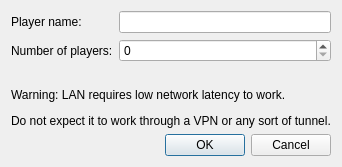
Old version of the form src/frontend/qt_sdl/LANStartHostDialog.ui in the repository melonDS-emu/melonDS.
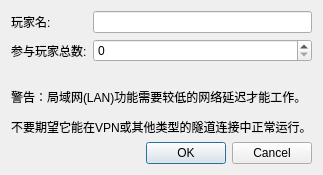
New version of the form.

```diff
--- a/src/frontend/qt_sdl/LANStartHostDialog.ui
+++ b/src/frontend/qt_sdl/LANStartHostDialog.ui
@@ -28,7 +28,7 @@
      <item row="0" column="0">
       <widget class="QLabel" name="label">
        <property name="text">
-        <string>Player name:</string>
+        <string>玩家名:</string>
        </property>
       </widget>
      </item>
@@ -38,7 +38,7 @@
      <item row="1" column="0">
       <widget class="QLabel" name="label_2">
        <property name="text">
-        <string>Number of players:</string>
+        <string>参与玩家总数:</string>
        </property>
       </widget>
      </item>
@@ -48,7 +48,7 @@
      <item row="3" column="0" colspan="2">
       <widget class="QLabel" name="label_3">
        <property name="text">
-        <string>&lt;html&gt;&lt;head/&gt;&lt;body&gt;&lt;p&gt;Warning: LAN requires low network latency to work.&lt;/p&gt;&lt;p&gt;Do not expect it to work through a VPN or any sort of tunnel.&lt;/p&gt;&lt;/body&gt;&lt;/html&gt;</string>
+        <string>&lt;html&gt;&lt;head/&gt;&lt;body&gt;&lt;p&gt;警告：局域网(LAN)功能需要较低的网络延迟才能工作。&lt;/p&gt;&lt;p&gt;不要期望它能在VPN或其他类型的隧道连接中正常运行。&lt;/p&gt;&lt;/body&gt;&lt;/html&gt;</string>
        </property>
       </widget>
      </item>
```
Left out of the diff: 2 changed lines with no effect on the pictures.
